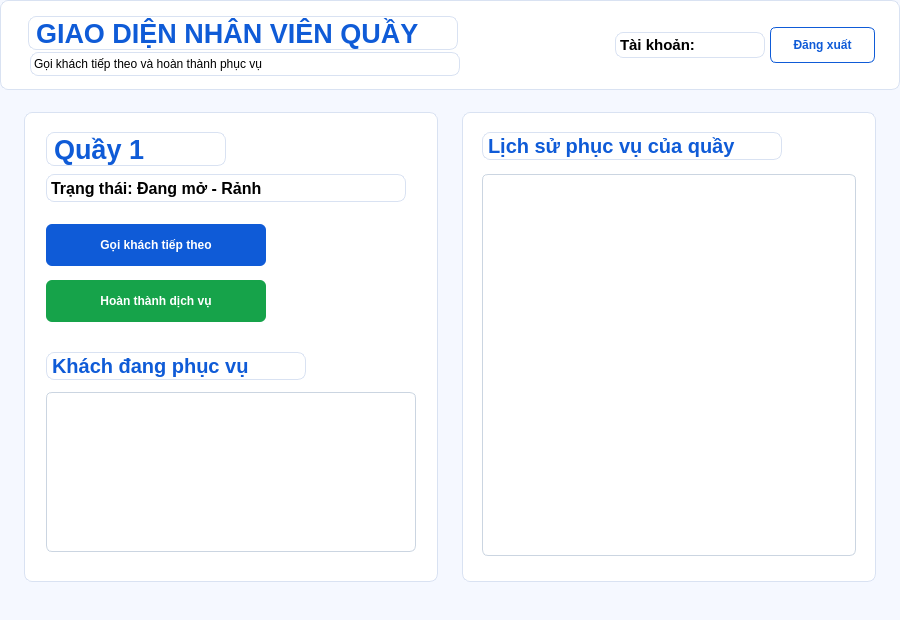
This is ui/nhan_vien_quay.ui in DangDan111/Nhom4_Hethongmophonghangdoidichvu as Qt 5 draws it before an edit. The edited form follows.
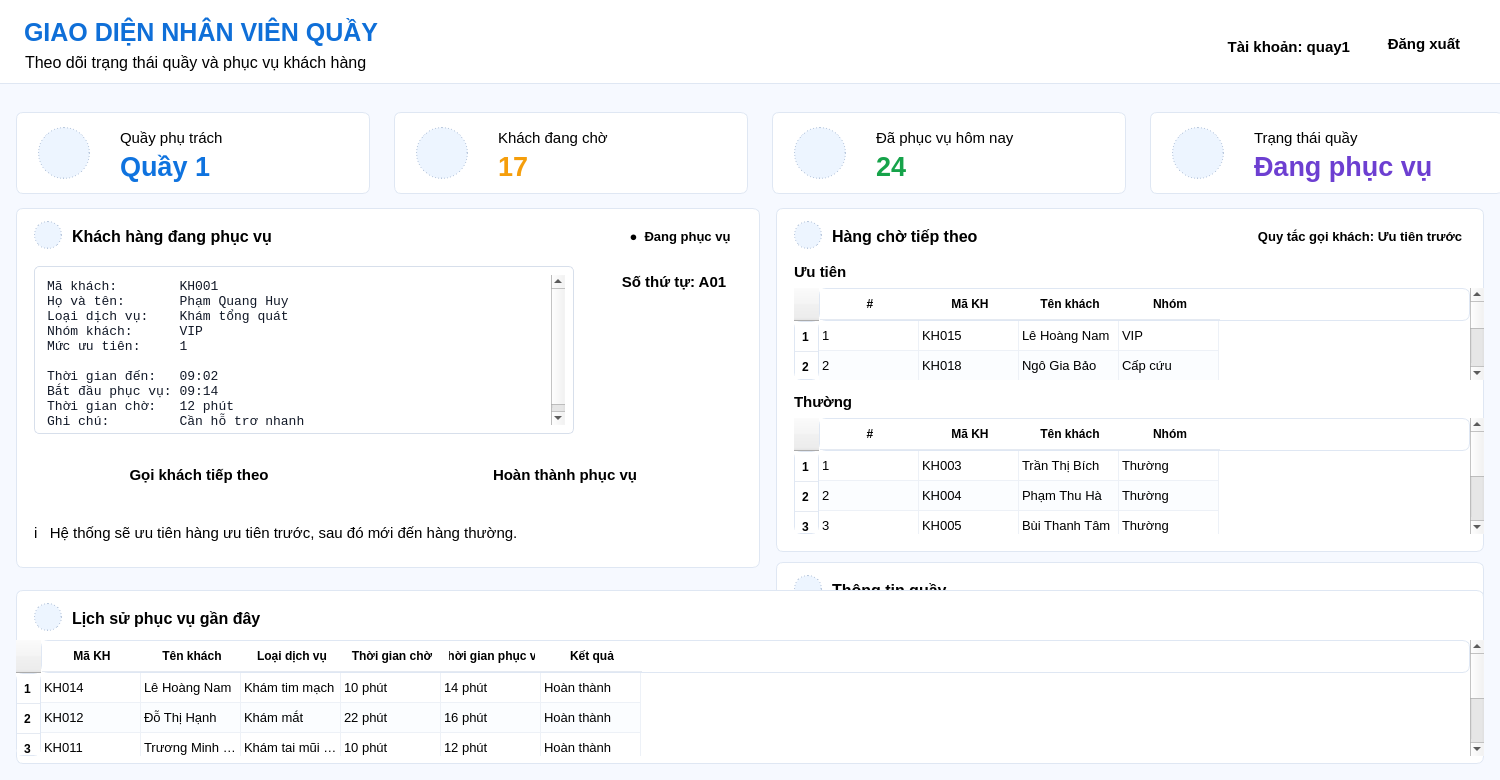
This is the edited form.

What changed in the file:
```diff
--- a/ui/nhan_vien_quay.ui
+++ b/ui/nhan_vien_quay.ui
@@ -2,26 +2,511 @@
 <ui version="4.0">
  <class>NhanVienQuayForm</class>
  <widget class="QWidget" name="NhanVienQuayForm">
-  <property name="geometry"><rect><x>0</x><y>0</y><width>900</width><height>620</height></rect></property>
+  <property name="geometry"><rect><x>0</x><y>0</y><width>1500</width><height>780</height></rect></property>
+  <property name="minimumSize"><size><width>1500</width><height>780</height></size></property>
+  <property name="maximumSize"><size><width>1500</width><height>780</height></size></property>
   <property name="windowTitle"><string>Nhân viên quầy</string></property>
-  <property name="styleSheet"><string notr="true">QWidget{background:#f5f8ff;} QFrame{background:white;border:1px solid #d9e2f2;border-radius:8px;} QLabel#lblTitle,QLabel#lblQuay,QLabel#lblSection1,QLabel#lblSection2{color:#0f5bd7;} QPushButton{background:#0f5bd7;color:white;border-radius:6px;font-weight:700;} QPushButton#btnDangXuat{background:white;color:#0f5bd7;border:1px solid #0f5bd7;} QTextEdit{background:white;border:1px solid #cbd5e1;border-radius:6px;padding:6px;}</string></property>
-  <widget class="QFrame" name="header"><property name="geometry"><rect><x>0</x><y>0</y><width>900</width><height>90</height></rect></property>
-   <widget class="QLabel" name="lblTitle"><property name="geometry"><rect><x>28</x><y>16</y><width>430</width><height>34</height></rect></property><property name="font"><font><family>Segoe UI</family><pointsize>20</pointsize><bold>true</bold></font></property><property name="text"><string>GIAO DIỆN NHÂN VIÊN QUẦY</string></property></widget>
-   <widget class="QLabel" name="lblSubtitle"><property name="geometry"><rect><x>30</x><y>52</y><width>430</width><height>24</height></rect></property><property name="text"><string>Gọi khách tiếp theo và hoàn thành phục vụ</string></property></widget>
-   <widget class="QLabel" name="lblTaiKhoan"><property name="geometry"><rect><x>615</x><y>32</y><width>150</width><height>26</height></rect></property><property name="font"><font><family>Segoe UI</family><pointsize>11</pointsize><bold>true</bold></font></property><property name="text"><string>Tài khoản:</string></property></widget>
-   <widget class="QPushButton" name="btnDangXuat"><property name="geometry"><rect><x>770</x><y>27</y><width>105</width><height>36</height></rect></property><property name="text"><string>Đăng xuất</string></property></widget>
+  <property name="styleSheet"><string notr="true">
+QWidget#NhanVienQuayForm {
+    background: #f6f9ff;
+    font-family: "Segoe UI";
+    color: #111827;
+}
+QFrame {
+    background: #ffffff;
+    border: 1px solid #dfe7f3;
+    border-radius: 7px;
+}
+QFrame#header {
+    border-left: 0px;
+    border-right: 0px;
+    border-top: 0px;
+    border-radius: 0px;
+}
+QLabel {
+    background: transparent;
+    border: none;
+}
+QLabel#lblTitle {
+    color: #0f6fd8;
+    font-size: 25px;
+    font-weight: 800;
+}
+QLabel.sectionTitle {
+    color: #155eb8;
+    font-weight: 800;
+}
+QLabel.badgeGreen {
+    color: #15803d;
+    background: #ecfdf5;
+    border: 1px solid #d1fae5;
+    border-radius: 5px;
+}
+QLabel.badgeBlue {
+    color: #155eb8;
+    background: #eef6ff;
+    border: 1px solid #d7e8fb;
+    border-radius: 5px;
+}
+QLabel.badgeRed {
+    color: #dc2626;
+    background: #fff1f2;
+    border: 1px solid #fee2e2;
+    border-radius: 5px;
+}
+QTextEdit {
+    background: #ffffff;
+    border: 1px solid #d7dfeb;
+    border-radius: 5px;
+    padding: 8px;
+    color: #111827;
+}
+QPushButton {
+    border-radius: 6px;
+    padding: 8px 10px;
+    font-weight: 700;
+}
+QPushButton.primary {
+    background: #0f73df;
+    color: white;
+    border: 1px solid #0b63c7;
+}
+QPushButton.success {
+    background: #16a34a;
+    color: white;
+    border: 1px solid #15803d;
+}
+QPushButton.secondary {
+    background: #ffffff;
+    color: #155eb8;
+    border: 1px solid #bcd0ea;
+}
+QTableWidget {
+    background: #ffffff;
+    alternate-background-color: #fbfdff;
+    border: 0px;
+    gridline-color: #edf1f7;
+}
+QHeaderView::section {
+    background: #ffffff;
+    border: 0px;
+    border-bottom: 1px solid #e5eaf2;
+    padding: 7px;
+    font-weight: 700;
+}
+</string></property>
+
+  <widget class="QFrame" name="header">
+   <property name="geometry"><rect><x>0</x><y>0</y><width>1500</width><height>84</height></rect></property>
+   <property name="frameShape"><enum>QFrame::StyledPanel</enum></property>
+   
+
+   <widget class="QLabel" name="lblTitle">
+    <property name="geometry"><rect><x>24</x><y>14</y><width>500</width><height>36</height></rect></property>
+    <property name="font"><font><family>Segoe UI</family><pointsize>25</pointsize><bold>true</bold></font></property>
+    
+    
+    <property name="text"><string>GIAO DIỆN NHÂN VIÊN QUẦY</string></property>
+    
+   </widget>
+   <widget class="QLabel" name="lblSubtitle">
+    <property name="geometry"><rect><x>25</x><y>50</y><width>510</width><height>24</height></rect></property>
+    <property name="font"><font><family>Segoe UI</family><pointsize>12</pointsize><bold>false</bold></font></property>
+    
+    
+    <property name="text"><string>Theo dõi trạng thái quầy và phục vụ khách hàng</string></property>
+    
+   </widget>
+   <widget class="QLabel" name="lblTaiKhoan">
+    <property name="geometry"><rect><x>1200</x><y>32</y><width>150</width><height>30</height></rect></property>
+    <property name="font"><font><family>Segoe UI</family><pointsize>11</pointsize><bold>true</bold></font></property>
+    
+    
+    <property name="text"><string>Tài khoản: quay1</string></property>
+    <property name="alignment"><set>Qt::AlignRight|Qt::AlignVCenter</set></property>
+   </widget>
+   <widget class="QPushButton" name="btnDangXuat">
+    <property name="geometry"><rect><x>1368</x><y>24</y><width>112</width><height>40</height></rect></property>
+    <property name="font"><font><family>Segoe UI</family><pointsize>11</pointsize><bold>true</bold></font></property>
+    <property name="class"><string>secondary</string></property>
+    <property name="text"><string>Đăng xuất</string></property>
+    <property name="cursor"><cursorShape>PointingHandCursor</cursorShape></property>
+   </widget>
   </widget>
-  <widget class="QFrame" name="leftFrame"><property name="geometry"><rect><x>24</x><y>112</y><width>414</width><height>470</height></rect></property>
-   <widget class="QLabel" name="lblQuay"><property name="geometry"><rect><x>22</x><y>20</y><width>180</width><height>34</height></rect></property><property name="font"><font><family>Segoe UI</family><pointsize>20</pointsize><bold>true</bold></font></property><property name="text"><string>Quầy 1</string></property></widget>
-   <widget class="QLabel" name="lblTrangThai"><property name="geometry"><rect><x>22</x><y>62</y><width>360</width><height>28</height></rect></property><property name="font"><font><family>Segoe UI</family><pointsize>12</pointsize><bold>true</bold></font></property><property name="text"><string>Trạng thái: Đang mở - Rảnh</string></property></widget>
-   <widget class="QPushButton" name="btnGoiKhach"><property name="geometry"><rect><x>22</x><y>112</y><width>220</width><height>42</height></rect></property><property name="text"><string>Gọi khách tiếp theo</string></property></widget>
-   <widget class="QPushButton" name="btnHoanThanh"><property name="geometry"><rect><x>22</x><y>168</y><width>220</width><height>42</height></rect></property><property name="styleSheet"><string notr="true">background:#16a34a;color:white;</string></property><property name="text"><string>Hoàn thành dịch vụ</string></property></widget>
-   <widget class="QLabel" name="lblSection1"><property name="geometry"><rect><x>22</x><y>240</y><width>260</width><height>28</height></rect></property><property name="font"><font><family>Segoe UI</family><pointsize>15</pointsize><bold>true</bold></font></property><property name="text"><string>Khách đang phục vụ</string></property></widget>
-   <widget class="QTextEdit" name="txtKhachDangPhucVu"><property name="geometry"><rect><x>22</x><y>280</y><width>370</width><height>160</height></rect></property><property name="font"><font><family>Consolas</family><pointsize>10</pointsize></font></property></widget>
+  <widget class="QFrame" name="cardQuayPhuTrach">
+   <property name="geometry"><rect><x>16</x><y>112</y><width>354</width><height>82</height></rect></property>
+   <property name="frameShape"><enum>QFrame::StyledPanel</enum></property>
+   
+
+   <widget class="QLabel" name="cardQuayPhuTrachImage">
+    <property name="geometry"><rect><x>22</x><y>15</y><width>52</width><height>52</height></rect></property>
+    <property name="font"><font><family>Segoe UI</family><pointsize>11</pointsize><bold>false</bold></font></property>
+    <property name="class"><string>imageSlot</string></property>
+    <property name="styleSheet"><string notr="true">background:#edf5ff; border:1px dashed #b8c7dc; border-radius:26px;</string></property>
+    <property name="text"><string></string></property>
+    <property name="alignment"><set>Qt::AlignCenter</set></property>
+   </widget>
+   <widget class="QLabel" name="cardQuayPhuTrachTitle">
+    <property name="geometry"><rect><x>104</x><y>14</y><width>220</width><height>24</height></rect></property>
+    <property name="font"><font><family>Segoe UI</family><pointsize>11</pointsize><bold>false</bold></font></property>
+    
+    
+    <property name="text"><string>Quầy phụ trách</string></property>
+    
+   </widget>
+   <widget class="QLabel" name="lblQuay">
+    <property name="geometry"><rect><x>104</x><y>38</y><width>220</width><height>32</height></rect></property>
+    <property name="font"><font><family>Segoe UI</family><pointsize>20</pointsize><bold>true</bold></font></property>
+    
+    <property name="styleSheet"><string notr="true">color:#0f73df;</string></property>
+    <property name="text"><string>Quầy 1</string></property>
+    
+   </widget>
   </widget>
-  <widget class="QFrame" name="rightFrame"><property name="geometry"><rect><x>462</x><y>112</y><width>414</width><height>470</height></rect></property>
-   <widget class="QLabel" name="lblSection2"><property name="geometry"><rect><x>20</x><y>20</y><width>300</width><height>28</height></rect></property><property name="font"><font><family>Segoe UI</family><pointsize>15</pointsize><bold>true</bold></font></property><property name="text"><string>Lịch sử phục vụ của quầy</string></property></widget>
-   <widget class="QTextEdit" name="txtLichSu"><property name="geometry"><rect><x>20</x><y>62</y><width>374</width><height>382</height></rect></property><property name="font"><font><family>Consolas</family><pointsize>10</pointsize></font></property></widget>
+  <widget class="QFrame" name="cardKhachDangCho">
+   <property name="geometry"><rect><x>394</x><y>112</y><width>354</width><height>82</height></rect></property>
+   <property name="frameShape"><enum>QFrame::StyledPanel</enum></property>
+   
+
+   <widget class="QLabel" name="cardKhachDangChoImage">
+    <property name="geometry"><rect><x>22</x><y>15</y><width>52</width><height>52</height></rect></property>
+    <property name="font"><font><family>Segoe UI</family><pointsize>11</pointsize><bold>false</bold></font></property>
+    <property name="class"><string>imageSlot</string></property>
+    <property name="styleSheet"><string notr="true">background:#edf5ff; border:1px dashed #b8c7dc; border-radius:26px;</string></property>
+    <property name="text"><string></string></property>
+    <property name="alignment"><set>Qt::AlignCenter</set></property>
+   </widget>
+   <widget class="QLabel" name="cardKhachDangChoTitle">
+    <property name="geometry"><rect><x>104</x><y>14</y><width>220</width><height>24</height></rect></property>
+    <property name="font"><font><family>Segoe UI</family><pointsize>11</pointsize><bold>false</bold></font></property>
+    
+    
+    <property name="text"><string>Khách đang chờ</string></property>
+    
+   </widget>
+   <widget class="QLabel" name="lblKhachDangCho">
+    <property name="geometry"><rect><x>104</x><y>38</y><width>220</width><height>32</height></rect></property>
+    <property name="font"><font><family>Segoe UI</family><pointsize>20</pointsize><bold>true</bold></font></property>
+    
+    <property name="styleSheet"><string notr="true">color:#f59e0b;</string></property>
+    <property name="text"><string>17</string></property>
+    
+   </widget>
+  </widget>
+  <widget class="QFrame" name="cardDaPhucVu">
+   <property name="geometry"><rect><x>772</x><y>112</y><width>354</width><height>82</height></rect></property>
+   <property name="frameShape"><enum>QFrame::StyledPanel</enum></property>
+   
+
+   <widget class="QLabel" name="cardDaPhucVuImage">
+    <property name="geometry"><rect><x>22</x><y>15</y><width>52</width><height>52</height></rect></property>
+    <property name="font"><font><family>Segoe UI</family><pointsize>11</pointsize><bold>false</bold></font></property>
+    <property name="class"><string>imageSlot</string></property>
+    <property name="styleSheet"><string notr="true">background:#edf5ff; border:1px dashed #b8c7dc; border-radius:26px;</string></property>
+    <property name="text"><string></string></property>
+    <property name="alignment"><set>Qt::AlignCenter</set></property>
+   </widget>
+   <widget class="QLabel" name="cardDaPhucVuTitle">
+    <property name="geometry"><rect><x>104</x><y>14</y><width>220</width><height>24</height></rect></property>
+    <property name="font"><font><family>Segoe UI</family><pointsize>11</pointsize><bold>false</bold></font></property>
+    
+    
+    <property name="text"><string>Đã phục vụ hôm nay</string></property>
+    
+   </widget>
+   <widget class="QLabel" name="lblDaPhucVuHomNay">
+    <property name="geometry"><rect><x>104</x><y>38</y><width>220</width><height>32</height></rect></property>
+    <property name="font"><font><family>Segoe UI</family><pointsize>20</pointsize><bold>true</bold></font></property>
+    
+    <property name="styleSheet"><string notr="true">color:#16a34a;</string></property>
+    <property name="text"><string>24</string></property>
+    
+   </widget>
+  </widget>
+  <widget class="QFrame" name="cardTrangThaiQuay">
+   <property name="geometry"><rect><x>1150</x><y>112</y><width>354</width><height>82</height></rect></property>
+   <property name="frameShape"><enum>QFrame::StyledPanel</enum></property>
+   
+
+   <widget class="QLabel" name="cardTrangThaiQuayImage">
+    <property name="geometry"><rect><x>22</x><y>15</y><width>52</width><height>52</height></rect></property>
+    <property name="font"><font><family>Segoe UI</family><pointsize>11</pointsize><bold>false</bold></font></property>
+    <property name="class"><string>imageSlot</string></property>
+    <property name="styleSheet"><string notr="true">background:#edf5ff; border:1px dashed #b8c7dc; border-radius:26px;</string></property>
+    <property name="text"><string></string></property>
+    <property name="alignment"><set>Qt::AlignCenter</set></property>
+   </widget>
+   <widget class="QLabel" name="cardTrangThaiQuayTitle">
+    <property name="geometry"><rect><x>104</x><y>14</y><width>220</width><height>24</height></rect></property>
+    <property name="font"><font><family>Segoe UI</family><pointsize>11</pointsize><bold>false</bold></font></property>
+    
+    
+    <property name="text"><string>Trạng thái quầy</string></property>
+    
+   </widget>
+   <widget class="QLabel" name="lblTrangThai">
+    <property name="geometry"><rect><x>104</x><y>38</y><width>220</width><height>32</height></rect></property>
+    <property name="font"><font><family>Segoe UI</family><pointsize>20</pointsize><bold>true</bold></font></property>
+    
+    <property name="styleSheet"><string notr="true">color:#6d3fd1;</string></property>
+    <property name="text"><string>Đang phục vụ</string></property>
+    
+   </widget>
+  </widget>
+  <widget class="QFrame" name="panelKhachDangPhucVu">
+   <property name="geometry"><rect><x>16</x><y>208</y><width>744</width><height>360</height></rect></property>
+   <property name="frameShape"><enum>QFrame::StyledPanel</enum></property>
+   
+
+   <widget class="QLabel" name="lblImgKhachDangPhucVu">
+    <property name="geometry"><rect><x>18</x><y>13</y><width>28</width><height>28</height></rect></property>
+    <property name="font"><font><family>Segoe UI</family><pointsize>11</pointsize><bold>false</bold></font></property>
+    <property name="class"><string>imageSlot</string></property>
+    <property name="styleSheet"><string notr="true">background:#edf5ff; border:1px dashed #b8c7dc; border-radius:14px;</string></property>
+    <property name="text"><string></string></property>
+    <property name="alignment"><set>Qt::AlignCenter</set></property>
+   </widget>
+   <widget class="QLabel" name="lblSection1">
+    <property name="geometry"><rect><x>56</x><y>14</y><width>300</width><height>28</height></rect></property>
+    <property name="font"><font><family>Segoe UI</family><pointsize>12</pointsize><bold>true</bold></font></property>
+    <property name="class"><string>sectionTitle</string></property>
+    
+    <property name="text"><string>Khách hàng đang phục vụ</string></property>
+    
+   </widget>
+   <widget class="QLabel" name="lblDangPhucVuBadge">
+    <property name="geometry"><rect><x>604</x><y>14</y><width>120</width><height>28</height></rect></property>
+    <property name="font"><font><family>Segoe UI</family><pointsize>10</pointsize><bold>true</bold></font></property>
+    <property name="class"><string>badgeGreen</string></property>
+    
+    <property name="text"><string>●  Đang phục vụ</string></property>
+    <property name="alignment"><set>Qt::AlignCenter</set></property>
+   </widget>
+   <widget class="QLabel" name="lblSoThuTu">
+    <property name="geometry"><rect><x>592</x><y>58</y><width>132</width><height>32</height></rect></property>
+    <property name="font"><font><family>Segoe UI</family><pointsize>11</pointsize><bold>true</bold></font></property>
+    <property name="class"><string>badgeBlue</string></property>
+    
+    <property name="text"><string>Số thứ tự: A01</string></property>
+    <property name="alignment"><set>Qt::AlignCenter</set></property>
+   </widget>
+   <widget class="QTextEdit" name="txtKhachDangPhucVu">
+    <property name="geometry"><rect><x>18</x><y>58</y><width>540</width><height>168</height></rect></property>
+    <property name="font"><font><family>Consolas</family><pointsize>10</pointsize><bold>false</bold></font></property>
+    <property name="plainText"><string>Mã khách:        KH001
+Họ và tên:       Phạm Quang Huy
+Loại dịch vụ:    Khám tổng quát
+Nhóm khách:      VIP
+Mức ưu tiên:     1
+
+Thời gian đến:   09:02
+Bắt đầu phục vụ: 09:14
+Thời gian chờ:   12 phút
+Ghi chú:         Cần hỗ trợ nhanh</string></property>
+   </widget>
+   <widget class="QPushButton" name="btnGoiKhach">
+    <property name="geometry"><rect><x>18</x><y>246</y><width>330</width><height>42</height></rect></property>
+    <property name="font"><font><family>Segoe UI</family><pointsize>11</pointsize><bold>true</bold></font></property>
+    <property name="class"><string>primary</string></property>
+    <property name="text"><string>Gọi khách tiếp theo</string></property>
+    <property name="cursor"><cursorShape>PointingHandCursor</cursorShape></property>
+   </widget>
+   <widget class="QPushButton" name="btnHoanThanh">
+    <property name="geometry"><rect><x>374</x><y>246</y><width>350</width><height>42</height></rect></property>
+    <property name="font"><font><family>Segoe UI</family><pointsize>11</pointsize><bold>true</bold></font></property>
+    <property name="class"><string>success</string></property>
+    <property name="text"><string>Hoàn thành phục vụ</string></property>
+    <property name="cursor"><cursorShape>PointingHandCursor</cursorShape></property>
+   </widget>
+   <widget class="QLabel" name="lblQuyTacUuTien">
+    <property name="geometry"><rect><x>18</x><y>306</y><width>706</width><height>38</height></rect></property>
+    <property name="font"><font><family>Segoe UI</family><pointsize>11</pointsize><bold>false</bold></font></property>
+    <property name="class"><string>badgeBlue</string></property>
+    
+    <property name="text"><string>i   Hệ thống sẽ ưu tiên hàng ưu tiên trước, sau đó mới đến hàng thường.</string></property>
+    <property name="alignment"><set>Qt::AlignVCenter</set></property>
+   </widget>
+  </widget>
+  <widget class="QFrame" name="panelHangCho">
+   <property name="geometry"><rect><x>776</x><y>208</y><width>708</width><height>344</height></rect></property>
+   <property name="frameShape"><enum>QFrame::StyledPanel</enum></property>
+   
+
+   <widget class="QLabel" name="lblImgHangCho">
+    <property name="geometry"><rect><x>18</x><y>13</y><width>28</width><height>28</height></rect></property>
+    <property name="font"><font><family>Segoe UI</family><pointsize>11</pointsize><bold>false</bold></font></property>
+    <property name="class"><string>imageSlot</string></property>
+    <property name="styleSheet"><string notr="true">background:#edf5ff; border:1px dashed #b8c7dc; border-radius:14px;</string></property>
+    <property name="text"><string></string></property>
+    <property name="alignment"><set>Qt::AlignCenter</set></property>
+   </widget>
+   <widget class="QLabel" name="lblTitleHangCho">
+    <property name="geometry"><rect><x>56</x><y>14</y><width>260</width><height>28</height></rect></property>
+    <property name="font"><font><family>Segoe UI</family><pointsize>12</pointsize><bold>true</bold></font></property>
+    <property name="class"><string>sectionTitle</string></property>
+    
+    <property name="text"><string>Hàng chờ tiếp theo</string></property>
+    
+   </widget>
+   <widget class="QLabel" name="lblQuyTacGoiKhach">
+    <property name="geometry"><rect><x>468</x><y>14</y><width>232</width><height>28</height></rect></property>
+    <property name="font"><font><family>Segoe UI</family><pointsize>10</pointsize><bold>true</bold></font></property>
+    <property name="class"><string>badgeBlue</string></property>
+    
+    <property name="text"><string>Quy tắc gọi khách: Ưu tiên trước</string></property>
+    <property name="alignment"><set>Qt::AlignCenter</set></property>
+   </widget>
+   <widget class="QLabel" name="lblUuTienTitle">
+    <property name="geometry"><rect><x>18</x><y>52</y><width>130</width><height>24</height></rect></property>
+    <property name="font"><font><family>Segoe UI</family><pointsize>11</pointsize><bold>true</bold></font></property>
+    <property name="class"><string>badgeRed</string></property>
+    
+    <property name="text"><string>Ưu tiên</string></property>
+    <property name="alignment"><set>Qt::AlignVCenter</set></property>
+   </widget>
+   <widget class="QTableWidget" name="tblHangChoUuTien">
+    <property name="geometry"><rect><x>18</x><y>80</y><width>690</width><height>92</height></rect></property>
+    <property name="font"><font><family>Segoe UI</family><pointsize>10</pointsize><bold>false</bold></font></property>
+    <property name="focusPolicy"><enum>Qt::NoFocus</enum></property>
+    <property name="alternatingRowColors"><bool>true</bool></property>
+    <property name="selectionMode"><enum>QAbstractItemView::NoSelection</enum></property>
+    <property name="editTriggers"><set>QAbstractItemView::NoEditTriggers</set></property>
+    <property name="showGrid"><bool>true</bool></property>
+    <property name="rowCount"><number>3</number></property>
+    <property name="columnCount"><number>4</number></property><column><property name="text"><string>#</string></property></column><column><property name="text"><string>Mã KH</string></property></column><column><property name="text"><string>Tên khách</string></property></column><column><property name="text"><string>Nhóm</string></property></column><item row="0" column="0"><property name="text"><string>1</string></property></item><item row="0" column="1"><property name="text"><string>KH015</string></property></item><item row="0" column="2"><property name="text"><string>Lê Hoàng Nam</string></property></item><item row="0" column="3"><property name="text"><string>VIP</string></property></item><item row="1" column="0"><property name="text"><string>2</string></property></item><item row="1" column="1"><property name="text"><string>KH018</string></property></item><item row="1" column="2"><property name="text"><string>Ngô Gia Bảo</string></property></item><item row="1" column="3"><property name="text"><string>Cấp cứu</string></property></item><item row="2" column="0"><property name="text"><string>3</string></property></item><item row="2" column="1"><property name="text"><string>KH021</string></property></item><item row="2" column="2"><property name="text"><string>Phan Anh Tuấn</string></property></item><item row="2" column="3"><property name="text"><string>VIP</string></property></item></widget>
+   <widget class="QLabel" name="lblThuongTitle">
+    <property name="geometry"><rect><x>18</x><y>182</y><width>130</width><height>24</height></rect></property>
+    <property name="font"><font><family>Segoe UI</family><pointsize>11</pointsize><bold>true</bold></font></property>
+    <property name="class"><string>badgeBlue</string></property>
+    
+    <property name="text"><string>Thường</string></property>
+    <property name="alignment"><set>Qt::AlignVCenter</set></property>
+   </widget>
+   <widget class="QTableWidget" name="tblHangChoThuong">
+    <property name="geometry"><rect><x>18</x><y>210</y><width>690</width><height>116</height></rect></property>
+    <property name="font"><font><family>Segoe UI</family><pointsize>10</pointsize><bold>false</bold></font></property>
+    <property name="focusPolicy"><enum>Qt::NoFocus</enum></property>
+    <property name="alternatingRowColors"><bool>true</bool></property>
+    <property name="selectionMode"><enum>QAbstractItemView::NoSelection</enum></property>
+    <property name="editTriggers"><set>QAbstractItemView::NoEditTriggers</set></property>
+    <property name="showGrid"><bool>true</bool></property>
+    <property name="rowCount"><number>4</number></property>
+    <property name="columnCount"><number>4</number></property><column><property name="text"><string>#</string></property></column><column><property name="text"><string>Mã KH</string></property></column><column><property name="text"><string>Tên khách</string></property></column><column><property name="text"><string>Nhóm</string></property></column><item row="0" column="0"><property name="text"><string>1</string></property></item><item row="0" column="1"><property name="text"><string>KH003</string></property></item><item row="0" column="2"><property name="text"><string>Trần Thị Bích</string></property></item><item row="0" column="3"><property name="text"><string>Thường</string></property></item><item row="1" column="0"><property name="text"><string>2</string></property></item><item row="1" column="1"><property name="text"><string>KH004</string></property></item><item row="1" column="2"><property name="text"><string>Phạm Thu Hà</string></property></item><item row="1" column="3"><property name="text"><string>Thường</string></property></item><item row="2" column="0"><property name="text"><string>3</string></property></item><item row="2" column="1"><property name="text"><string>KH005</string></property></item><item row="2" column="2"><property name="text"><string>Bùi Thanh Tâm</string></property></item><item row="2" column="3"><property name="text"><string>Thường</string></property></item><item row="3" column="0"><property name="text"><string>4</string></property></item><item row="3" column="1"><property name="text"><string>KH008</string></property></item><item row="3" column="2"><property name="text"><string>Vũ Thị Lan</string></property></item><item row="3" column="3"><property name="text"><string>Thường</string></property></item></widget>
+  </widget>
+  <widget class="QFrame" name="panelThongTinQuay">
+   <property name="geometry"><rect><x>776</x><y>562</y><width>708</width><height>146</height></rect></property>
+   <property name="frameShape"><enum>QFrame::StyledPanel</enum></property>
+   
+
+   <widget class="QLabel" name="lblImgThongTinQuay">
+    <property name="geometry"><rect><x>18</x><y>13</y><width>28</width><height>28</height></rect></property>
+    <property name="font"><font><family>Segoe UI</family><pointsize>11</pointsize><bold>false</bold></font></property>
+    <property name="class"><string>imageSlot</string></property>
+    <property name="styleSheet"><string notr="true">background:#edf5ff; border:1px dashed #b8c7dc; border-radius:14px;</string></property>
+    <property name="text"><string></string></property>
+    <property name="alignment"><set>Qt::AlignCenter</set></property>
+   </widget>
+   <widget class="QLabel" name="lblTitleThongTinQuay">
+    <property name="geometry"><rect><x>56</x><y>14</y><width>220</width><height>28</height></rect></property>
+    <property name="font"><font><family>Segoe UI</family><pointsize>12</pointsize><bold>true</bold></font></property>
+    <property name="class"><string>sectionTitle</string></property>
+    
+    <property name="text"><string>Thông tin quầy</string></property>
+    
+   </widget>
+   <widget class="QLabel" name="lblMaQuay">
+    <property name="geometry"><rect><x>36</x><y>56</y><width>230</width><height>24</height></rect></property>
+    <property name="font"><font><family>Segoe UI</family><pointsize>10</pointsize><bold>false</bold></font></property>
+    
+    
+    <property name="text"><string>Mã quầy:          1</string></property>
+    
+   </widget>
+   <widget class="QLabel" name="lblTrangThaiMo">
+    <property name="geometry"><rect><x>36</x><y>84</y><width>230</width><height>24</height></rect></property>
+    <property name="font"><font><family>Segoe UI</family><pointsize>10</pointsize><bold>false</bold></font></property>
+    <property name="class"><string>badgeGreen</string></property>
+    
+    <property name="text"><string>Trạng thái:       Đang mở</string></property>
+    <property name="alignment"><set>Qt::AlignVCenter</set></property>
+   </widget>
+   <widget class="QLabel" name="lblTinhTrang">
+    <property name="geometry"><rect><x>36</x><y>112</y><width>230</width><height>24</height></rect></property>
+    <property name="font"><font><family>Segoe UI</family><pointsize>10</pointsize><bold>false</bold></font></property>
+    <property name="class"><string>badgeGreen</string></property>
+    
+    <property name="text"><string>Tình trạng:       Đang phục vụ</string></property>
+    <property name="alignment"><set>Qt::AlignVCenter</set></property>
+   </widget>
+   <widget class="QLabel" name="lblTongLuot">
+    <property name="geometry"><rect><x>340</x><y>56</y><width>250</width><height>24</height></rect></property>
+    <property name="font"><font><family>Segoe UI</family><pointsize>10</pointsize><bold>true</bold></font></property>
+    
+    
+    <property name="text"><string>Tổng lượt hôm nay:      24</string></property>
+    
+   </widget>
+   <widget class="QLabel" name="lblKhachCuoi">
+    <property name="geometry"><rect><x>340</x><y>84</y><width>250</width><height>24</height></rect></property>
+    <property name="font"><font><family>Segoe UI</family><pointsize>10</pointsize><bold>true</bold></font></property>
+    
+    
+    <property name="text"><string>Khách cuối cùng:        KH014</string></property>
+    
+   </widget>
+   <widget class="QLabel" name="lblTgTb">
+    <property name="geometry"><rect><x>340</x><y>112</y><width>250</width><height>24</height></rect></property>
+    <property name="font"><font><family>Segoe UI</family><pointsize>10</pointsize><bold>true</bold></font></property>
+    
+    
+    <property name="text"><string>Thời gian phục vụ TB:   15 phút</string></property>
+    
+   </widget>
+   <widget class="QLabel" name="lblImgTrangThaiTot">
+    <property name="geometry"><rect><x>632</x><y>54</y><width>58</width><height>58</height></rect></property>
+    <property name="font"><font><family>Segoe UI</family><pointsize>11</pointsize><bold>false</bold></font></property>
+    <property name="class"><string>imageSlot</string></property>
+    <property name="styleSheet"><string notr="true">background:#edf5ff; border:1px dashed #b8c7dc; border-radius:29px;</string></property>
+    <property name="text"><string></string></property>
+    <property name="alignment"><set>Qt::AlignCenter</set></property>
+   </widget>
+  </widget>
+  <widget class="QFrame" name="panelLichSu">
+   <property name="geometry"><rect><x>16</x><y>590</y><width>1468</width><height>174</height></rect></property>
+   <property name="frameShape"><enum>QFrame::StyledPanel</enum></property>
+   
+
+   <widget class="QLabel" name="lblImgLichSu">
+    <property name="geometry"><rect><x>18</x><y>13</y><width>28</width><height>28</height></rect></property>
+    <property name="font"><font><family>Segoe UI</family><pointsize>11</pointsize><bold>false</bold></font></property>
+    <property name="class"><string>imageSlot</string></property>
+    <property name="styleSheet"><string notr="true">background:#edf5ff; border:1px dashed #b8c7dc; border-radius:14px;</string></property>
+    <property name="text"><string></string></property>
+    <property name="alignment"><set>Qt::AlignCenter</set></property>
+   </widget>
+   <widget class="QLabel" name="lblSection2">
+    <property name="geometry"><rect><x>56</x><y>14</y><width>320</width><height>28</height></rect></property>
+    <property name="font"><font><family>Segoe UI</family><pointsize>12</pointsize><bold>true</bold></font></property>
+    <property name="class"><string>sectionTitle</string></property>
+    
+    <property name="text"><string>Lịch sử phục vụ gần đây</string></property>
+    
+   </widget>
+   <widget class="QTextEdit" name="txtLichSu">
+    <property name="geometry"><rect><x>18</x><y>50</y><width>1</width><height>1</height></rect></property>
+    <property name="font"><font><family>Consolas</family><pointsize>10</pointsize><bold>false</bold></font></property>
+    <property name="plainText"><string></string></property>
+   </widget>
+   <widget class="QTableWidget" name="tblLichSuPhucVu">
+    <property name="geometry"><rect><x>0</x><y>50</y><width>1468</width><height>116</height></rect></property>
+    <property name="font"><font><family>Segoe UI</family><pointsize>10</pointsize><bold>false</bold></font></property>
+    <property name="focusPolicy"><enum>Qt::NoFocus</enum></property>
+    <property name="alternatingRowColors"><bool>true</bool></property>
+    <property name="selectionMode"><enum>QAbstractItemView::NoSelection</enum></property>
+    <property name="editTriggers"><set>QAbstractItemView::NoEditTriggers</set></property>
+    <property name="showGrid"><bool>true</bool></property>
+    <property name="rowCount"><number>4</number></property>
+    <property name="columnCount"><number>6</number></property><column><property name="text"><string>Mã KH</string></property></column><column><property name="text"><string>Tên khách</string></property></column><column><property name="text"><string>Loại dịch vụ</string></property></column><column><property name="text"><string>Thời gian chờ</string></property></column><column><property name="text"><string>Thời gian phục vụ</string></property></column><column><property name="text"><string>Kết quả</string></property></column><item row="0" column="0"><property name="text"><string>KH014</string></property></item><item row="0" column="1"><property name="text"><string>Lê Hoàng Nam</string></property></item><item row="0" column="2"><property name="text"><string>Khám tim mạch</string></property></item><item row="0" column="3"><property name="text"><string>10 phút</string></property></item><item row="0" column="4"><property name="text"><string>14 phút</string></property></item><item row="0" column="5"><property name="text"><string>Hoàn thành</string></property></item><item row="1" column="0"><property name="text"><string>KH012</string></property></item><item row="1" column="1"><property name="text"><string>Đỗ Thị Hạnh</string></property></item><item row="1" column="2"><property name="text"><string>Khám mắt</string></property></item><item row="1" column="3"><property name="text"><string>22 phút</string></property></item><item row="1" column="4"><property name="text"><string>16 phút</string></property></item><item row="1" column="5"><property name="text"><string>Hoàn thành</string></property></item><item row="2" column="0"><property name="text"><string>KH011</string></property></item><item row="2" column="1"><property name="text"><string>Trương Minh Châu</string></property></item><item row="2" column="2"><property name="text"><string>Khám tai mũi họng</string></property></item><item row="2" column="3"><property name="text"><string>10 phút</string></property></item><item row="2" column="4"><property name="text"><string>12 phút</string></property></item><item row="2" column="5"><property name="text"><string>Hoàn thành</string></property></item><item row="3" column="0"><property name="text"><string>KH009</string></property></item><item row="3" column="1"><property name="text"><string>Lý Văn Dũng</string></property></item><item row="3" column="2"><property name="text"><string>Khám xương khớp</string></property></item><item row="3" column="3"><property name="text"><string>15 phút</string></property></item><item row="3" column="4"><property name="text"><string>18 phút</string></property></item><item row="3" column="5"><property name="text"><string>Hoàn thành</string></property></item></widget>
   </widget>
  </widget>
  <resources/><connections/>
```
Left out of the diff: 3 changed lines with no effect on the pictures.
